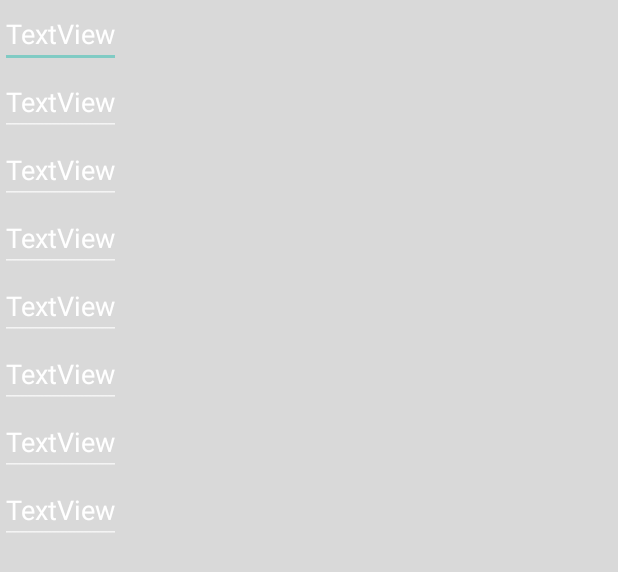
After one commit to mixonko/SQLiteTest, an Android app: the layout update_car.xml on its own in the app's theme, with its tools: preview values and no code run, on a phone screen of 412 x 824 dp. The commit adds this screen. Shown: the top 572 px of the screen. Run offline under Robolectric (Android 15) with nearby library versions, the phone set to English and light mode, and no system bars.

Commit message:
check point

```diff
--- a/app/src/main/java/com/myapp/test/sqlitetest/Entity/Car.java
+++ b/app/src/main/java/com/myapp/test/sqlitetest/Entity/Car.java
@@ -3,7 +3,10 @@ package com.myapp.test.sqlitetest.Entity;
 import android.arch.persistence.room.ColumnInfo;
 import android.arch.persistence.room.Entity;
 import android.arch.persistence.room.ForeignKey;
+import android.arch.persistence.room.Ignore;
 import android.arch.persistence.room.PrimaryKey;
+
+import com.myapp.test.sqlitetest.R;
 
 @Entity(tableName = "cars")
 public class Car {
@@ -19,6 +22,18 @@ public class Car {
         this.price = price;
     }
 
+    @Ignore
+    public Car(String carModel, String carName, String manufacturer, String year, String bodyType, String engineCapacity, String enginePower, String price) {
+        this.carModel = carModel;
+        this.carName = carName;
+        this.manufacturer = manufacturer;
+        this.year = year;
+        this.bodyType = bodyType;
+        this.engineCapacity = engineCapacity;
+        this.enginePower = enginePower;
+        this.price = price;
+        this.photo = R.drawable.car;
+    }
 
     @PrimaryKey( autoGenerate = true )
     private int id;
--- a/app/src/main/java/com/myapp/test/sqlitetest/MainActivity.java
+++ b/app/src/main/java/com/myapp/test/sqlitetest/MainActivity.java
@@ -17,7 +17,7 @@ import com.myapp.test.sqlitetest.Entity.Model;
 import java.util.ArrayList;
 import java.util.List;
 
-public class MainActivity extends AppCompatActivity implements View.OnClickListener {
+public class MainActivity extends AppCompatActivity {
     private RecyclerView recyclerView;
     private ExampleAdapter adapter;
     private RecyclerView.LayoutManager layoutManager;
@@ -25,7 +25,7 @@ public class MainActivity extends AppCompatActivity implements View.OnClickListe
     private Button addCar;
     public static List<Car> cars;
     public static final String CAR = "car";
-    Button b;
+
 
     @Override
     protected void onCreate(Bundle savedInstanceState) {
@@ -39,11 +39,7 @@ public class MainActivity extends AppCompatActivity implements View.OnClickListe
 
         cars = database.carDao().getAllCar();
 
-        b = findViewById(R.id.button);
         addCar = findViewById(R.id.addCar);
-        addCar.setOnClickListener(this);
-        b.setOnClickListener(this);
-
 
         recyclerView = findViewById(R.id.recyclerView);
         layoutManager = new LinearLayoutManager(this);
@@ -51,16 +47,13 @@ public class MainActivity extends AppCompatActivity implements View.OnClickListe
         recyclerView.setLayoutManager(layoutManager);
         recyclerView.setAdapter(adapter);
 
+
         adapter.setOnItemClickListener(new ExampleAdapter.OnItemClickListener() {
             @Override
             public void onItemClick(int position) {
-                Intent intent = new Intent(MainActivity.this, CarInfoActivity.class);
-                intent.putExtra(CAR, String.valueOf(position));
-                startActivity(intent);
-
+                carInfo(position);
             }
         });
-
         adapter.setOnItemLongClickListener(new ExampleAdapter.OnItemLongClickListener() {
             @Override
             public void onItemLongClick(int position) {
@@ -68,9 +61,13 @@ public class MainActivity extends AppCompatActivity implements View.OnClickListe
             }
         });
 
-
+        addCar.setOnClickListener(new View.OnClickListener() {
+            @Override
+            public void onClick(View view) {
+                insertItem();
+            }
+        });
     }
-
 
     private void fillManufacturer() {
         database.manufacturerDao().addManufacturer(new Manufacturer("Япония"));
@@ -106,12 +103,15 @@ public class MainActivity extends AppCompatActivity implements View.OnClickListe
 
     }
 
-    @Override
-    public void onClick(View view) {
 
+
+    private void carInfo(int position) {
+        Intent intent = new Intent(MainActivity.this, CarInfoActivity.class);
+        intent.putExtra(CAR, String.valueOf(position));
+        startActivity(intent);
     }
 
-    public void insertItem(int position){
+    public void insertItem(){
 
     }
 
--- /dev/null
+++ b/app/src/main/res/layout/update_car.xml
@@ -0,0 +1,57 @@
+<?xml version="1.0" encoding="utf-8"?>
+<LinearLayout xmlns:android="http://schemas.android.com/apk/res/android"
+    android:layout_width="match_parent"
+    android:layout_height="match_parent"
+    android:orientation="vertical"
+    android:background="#d9d9d9"  >
+
+
+    <EditText
+        android:id="@+id/carModel"
+        android:layout_width="wrap_content"
+        android:layout_height="wrap_content"
+        android:text="TextView" />
+
+    <EditText
+        android:id="@+id/carName"
+        android:layout_width="wrap_content"
+        android:layout_height="wrap_content"
+        android:text="TextView" />
+
+    <EditText
+        android:id="@+id/manufacturer"
+        android:layout_width="wrap_content"
+        android:layout_height="wrap_content"
+        android:text="TextView" />
+
+    <EditText
+        android:id="@+id/year"
+        android:layout_width="wrap_content"
+        android:layout_height="wrap_content"
+        android:text="TextView" />
+
+    <EditText
+        android:id="@+id/bodyType"
+        android:layout_width="wrap_content"
+        android:layout_height="wrap_content"
+        android:text="TextView" />
+
+    <EditText
+        android:id="@+id/engineCapacity"
+        android:layout_width="wrap_content"
+        android:layout_height="wrap_content"
+        android:text="TextView" />
+
+    <EditText
+        android:id="@+id/enginePower"
+        android:layout_width="wrap_content"
+        android:layout_height="wrap_content"
+        android:text="TextView" />
+
+    <EditText
+        android:id="@+id/price"
+        android:layout_width="wrap_content"
+        android:layout_height="wrap_content"
+        android:text="TextView" />
+
+</LinearLayout>
```
Also changed, not shown: app/src/main/res/drawable/car.jpeg (added).
